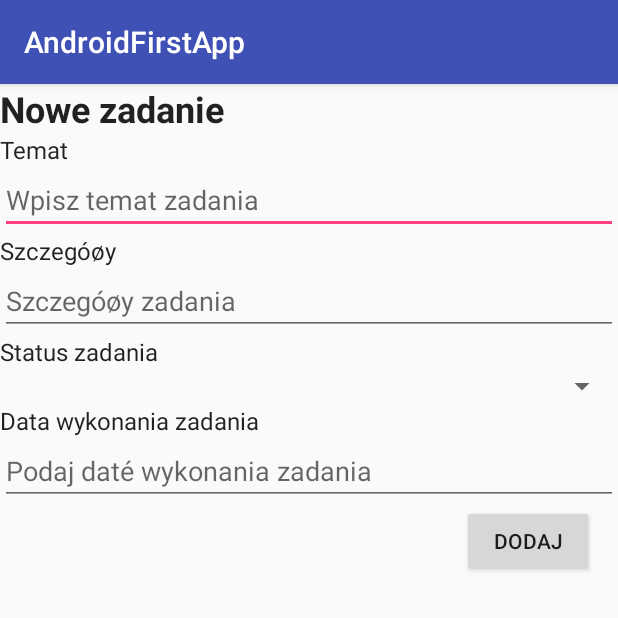
After one commit to uninetix/AndroidFirstApp, an Android app: the NewTaskActivity screen opened directly, with no data from a screen before it, on a phone screen of 412 x 824 dp, the top half of it. The commit adds this screen. Run offline under Robolectric (Android 15) with nearby library versions, the phone set to English and light mode, and no system bars.

Commit message:
NewTaskActivity - pierwsza wersja

```diff
--- a/app/src/main/AndroidManifest.xml
+++ b/app/src/main/AndroidManifest.xml
@@ -9,9 +9,9 @@
         android:label="@string/app_name"
         android:roundIcon="@mipmap/ic_launcher_round"
         android:supportsRtl="true"
-        android:theme="@style/AppTheme"
-        >
-        <activity android:name=".MainActivity"
+        android:theme="@style/AppTheme">
+        <activity
+            android:name=".MainActivity"
             android:screenOrientation="portrait"
             android:theme="@style/Theme.AppCompat.Light.NoActionBar">
             <intent-filter>
@@ -20,6 +20,7 @@
                 <category android:name="android.intent.category.LAUNCHER" />
             </intent-filter>
         </activity>
+        <activity android:name=".NewTaskActivity"></activity>
     </application>
 
 </manifest>
--- a/app/src/main/java/pl/ciszemar/androidfirstapp/MainActivity.java
+++ b/app/src/main/java/pl/ciszemar/androidfirstapp/MainActivity.java
@@ -1,5 +1,6 @@
 package pl.ciszemar.androidfirstapp;
 
+import android.content.Intent;
 import android.content.SharedPreferences;
 import android.os.AsyncTask;
 import android.os.Bundle;
@@ -82,6 +83,11 @@ public class MainActivity extends AppCompatActivity {
             Toast.makeText(this, "Pierwsza aplikacja dla systemu Andriod.", Toast.LENGTH_SHORT).show();
             return true;
         }
+        if (item.getItemId() == R.id.newTask) {
+            Intent intent = new Intent(this, NewTaskActivity.class);
+            startActivity(intent);
+            return true;
+        }
         return super.onOptionsItemSelected(item);
     }
 
--- /dev/null
+++ b/app/src/main/java/pl/ciszemar/androidfirstapp/NewTaskActivity.java
@@ -0,0 +1,13 @@
+package pl.ciszemar.androidfirstapp;
+
+import android.support.v7.app.AppCompatActivity;
+import android.os.Bundle;
+
+public class NewTaskActivity extends AppCompatActivity {
+
+    @Override
+    protected void onCreate(Bundle savedInstanceState) {
+        super.onCreate(savedInstanceState);
+        setContentView(R.layout.activity_new_task);
+    }
+}
--- a/app/src/main/res/layout/activity_main.xml
+++ b/app/src/main/res/layout/activity_main.xml
@@ -22,7 +22,7 @@
         android:layout_marginLeft="@dimen/margin_general"
         android:layout_marginRight="@dimen/margin_general"
         android:layout_marginTop="@dimen/margin_general"
-        android:text="Lista kontaktóœ"/>
+        android:text="Lista zadañ"/>
 
     <android.support.v7.widget.RecyclerView
         android:id="@+id/list"
--- /dev/null
+++ b/app/src/main/res/layout/activity_new_task.xml
@@ -0,0 +1,71 @@
+<?xml version="1.0" encoding="utf-8"?>
+<LinearLayout
+    xmlns:android="http://schemas.android.com/apk/res/android"
+    xmlns:tools="http://schemas.android.com/tools"
+    android:layout_width="match_parent"
+    android:layout_height="match_parent"
+    android:orientation="vertical"
+    tools:context="pl.ciszemar.androidfirstapp.MainActivity">
+
+    <TextView
+        style="@style/Header"
+        android:layout_width="match_parent"
+        android:layout_height="wrap_content"
+        android:text="@string/newTask" />
+
+    <TextView
+        style="@style/Subheader"
+        android:layout_width="match_parent"
+        android:layout_height="wrap_content"
+        android:text="@string/theme"/>
+
+    <EditText
+        android:id="@+id/theme"
+        android:layout_width="match_parent"
+        android:layout_height="wrap_content"
+        android:hint="@string/themeHint"/>
+
+    <TextView
+        style="@style/Subheader"
+        android:layout_width="match_parent"
+        android:layout_height="wrap_content"
+        android:text="@string/details"/>
+
+    <EditText
+        android:id="@+id/details"
+        android:layout_width="match_parent"
+        android:layout_height="wrap_content"
+        android:hint="@string/detailsHint"/>
+
+    <TextView
+        style="@style/Subheader"
+        android:layout_width="match_parent"
+        android:layout_height="wrap_content"
+        android:text="@string/status"/>
+
+    <Spinner
+        android:id="@+id/statusId"
+        android:layout_width="match_parent"
+        android:layout_height="wrap_content"/>
+
+    <TextView
+        style="@style/Subheader"
+        android:layout_width="match_parent"
+        android:layout_height="wrap_content"
+        android:text="@string/remaindDate"/>
+
+    <EditText
+        android:id="@+id/remaindDate"
+        android:layout_width="match_parent"
+        android:layout_height="wrap_content"
+        android:hint="@string/remaindDateHint"/>
+
+    <Button
+        android:id="@+id/add_task_button"
+        android:layout_width="wrap_content"
+        android:layout_height="wrap_content"
+        android:layout_gravity="right"
+        android:layout_marginRight="16dp"
+        android:text="Dodaj"/>
+
+</LinearLayout>
--- a/app/src/main/res/menu/main_menu.xml
+++ b/app/src/main/res/menu/main_menu.xml
@@ -1,6 +1,8 @@
 <?xml version="1.0" encoding="utf-8"?>
 <menu xmlns:android="http://schemas.android.com/apk/res/android">
 
+    <item android:id="@+id/newTask"
+        android:title="@string/newTask"/>
     <item android:id="@+id/info"
         android:title="@string/about"/>
 
--- a/app/src/main/res/values/strings.xml
+++ b/app/src/main/res/values/strings.xml
@@ -1,4 +1,12 @@
 <resources>
     <string name="app_name">AndroidFirstApp</string>
     <string name="about">O aplikacji</string>
+    <string name="newTask">Nowe zadanie</string>
+    <string name="theme">Temat</string>
+    <string name="themeHint">Wpisz temat zadania</string>
+    <string name="details">Szczegóøy</string>
+    <string name="detailsHint">Szczegóøy zadania</string>
+    <string name="remaindDate">Data wykonania zadania</string>
+    <string name="remaindDateHint">Podaj daté wykonania zadania</string>
+    <string name="status">Status zadania</string>
 </resources>
```
